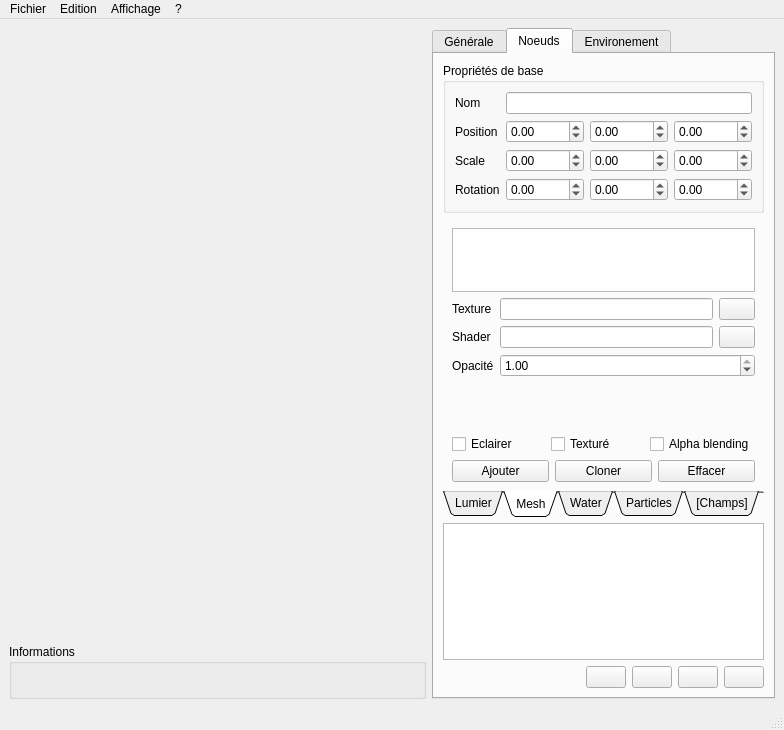
Qt form sources/interface.ui (b4n92uid/theball-editor) before a commit.
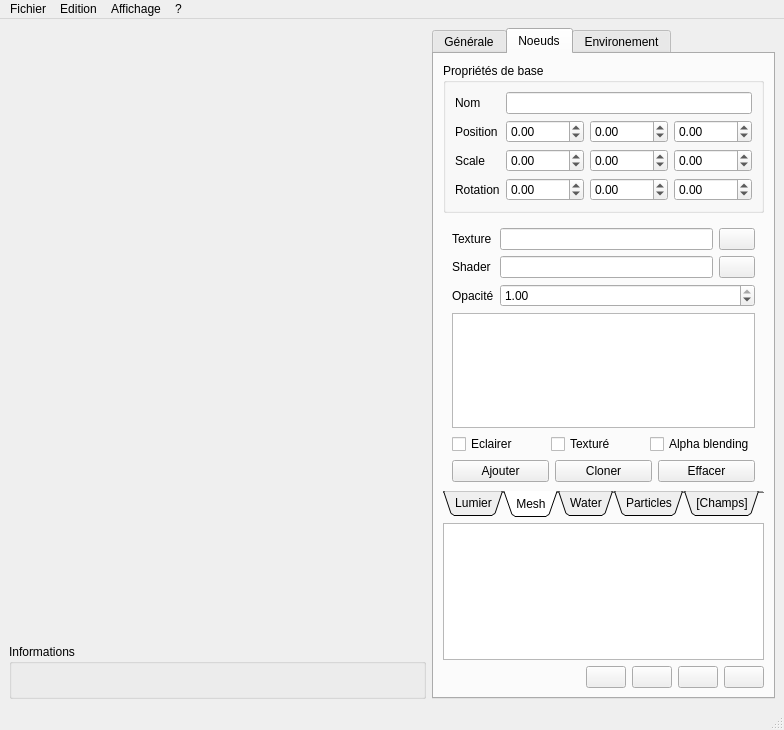
The same form after that commit. Icons and pictures are not drawn. Custom widgets are drawn as their Qt base class.

The edit to the form file:
```diff
--- a/sources/interface.ui
+++ b/sources/interface.ui
@@ -589,16 +589,6 @@
             <string>Mesh</string>
            </attribute>
            <layout class="QVBoxLayout" name="verticalLayout_10">
-            <item>
-             <widget class="QListView" name="node_mesh_materials">
-              <property name="maximumSize">
-               <size>
-                <width>16777215</width>
-                <height>64</height>
-               </size>
-              </property>
-             </widget>
-            </item>
             <item>
              <layout class="QFormLayout" name="formLayout_10">
               <item row="0" column="0">
@@ -686,17 +676,14 @@
              </layout>
             </item>
             <item>
-             <spacer name="verticalSpacer_3">
-              <property name="orientation">
-               <enum>Qt::Vertical</enum>
+             <widget class="QListView" name="node_mesh_materials">
+              <property name="sizePolicy">
+               <sizepolicy hsizetype="Expanding" vsizetype="Ignored">
+                <horstretch>0</horstretch>
+                <verstretch>1</verstretch>
+               </sizepolicy>
               </property>
-              <property name="sizeHint" stdset="0">
-               <size>
-                <width>20</width>
-                <height>40</height>
-               </size>
-              </property>
-             </spacer>
+             </widget>
             </item>
             <item>
              <layout class="QHBoxLayout" name="horizontalLayout_34">
```
